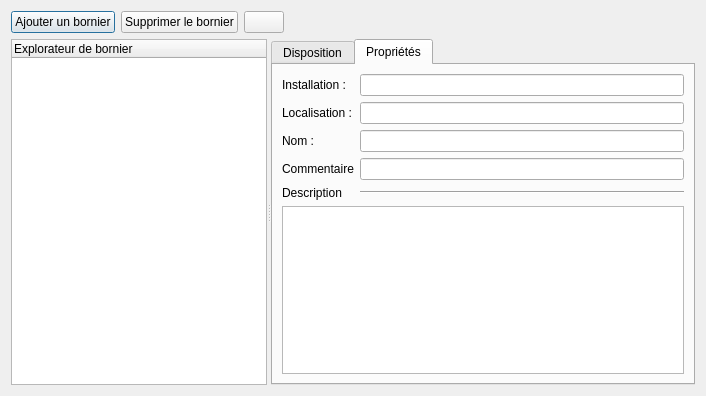
Qt form sources/TerminalStrip/ui/terminalstripeditor.ui (qelectrotech/qelectrotech-source-mirror) before a commit.
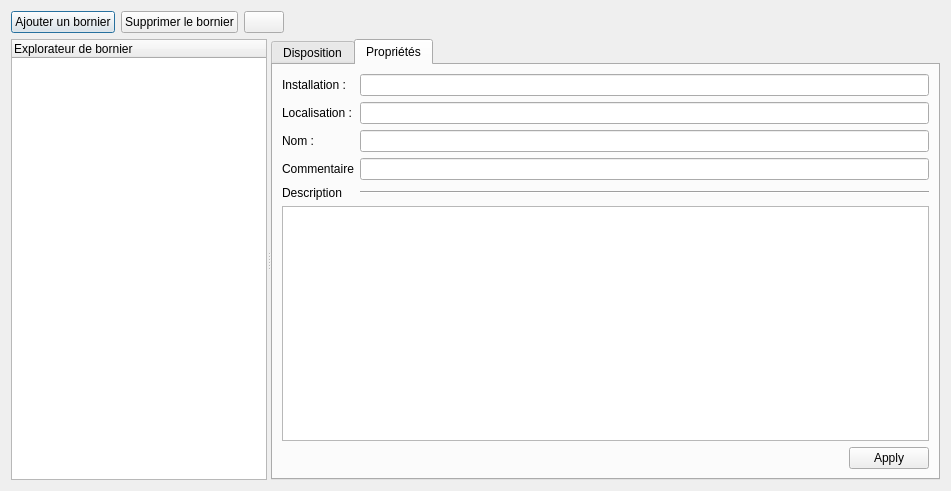
The same form after that commit. The open tabs and pages were chosen to show the change. Icons and pictures are not drawn. Custom widgets are drawn as their Qt base class.

```diff
--- a/sources/TerminalStrip/ui/terminalstripeditor.ui
+++ b/sources/TerminalStrip/ui/terminalstripeditor.ui
@@ -6,8 +6,8 @@
    <rect>
     <x>0</x>
     <y>0</y>
-    <width>706</width>
-    <height>396</height>
+    <width>951</width>
+    <height>491</height>
    </rect>
   </property>
   <property name="windowTitle">
@@ -203,6 +203,44 @@
         <item row="3" column="1">
          <widget class="QLineEdit" name="m_comment_le"/>
         </item>
+        <item row="6" column="0" colspan="2">
+         <widget class="QWidget" name="widget" native="true">
+          <layout class="QHBoxLayout" name="horizontalLayout_2">
+           <property name="leftMargin">
+            <number>0</number>
+           </property>
+           <property name="topMargin">
+            <number>0</number>
+           </property>
+           <property name="rightMargin">
+            <number>0</number>
+           </property>
+           <property name="bottomMargin">
+            <number>0</number>
+           </property>
+           <item>
+            <spacer name="horizontalSpacer_2">
+             <property name="orientation">
+              <enum>Qt::Horizontal</enum>
+             </property>
+             <property name="sizeHint" stdset="0">
+              <size>
+               <width>40</width>
+               <height>20</height>
+              </size>
+             </property>
+            </spacer>
+           </item>
+           <item>
+            <widget class="QDialogButtonBox" name="m_apply_data_pb">
+             <property name="standardButtons">
+              <set>QDialogButtonBox::Apply</set>
+             </property>
+            </widget>
+           </item>
+          </layout>
+         </widget>
+        </item>
        </layout>
       </widget>
      </widget>
```
Left out of the diff: 50 changed lines with no effect on the pictures.
